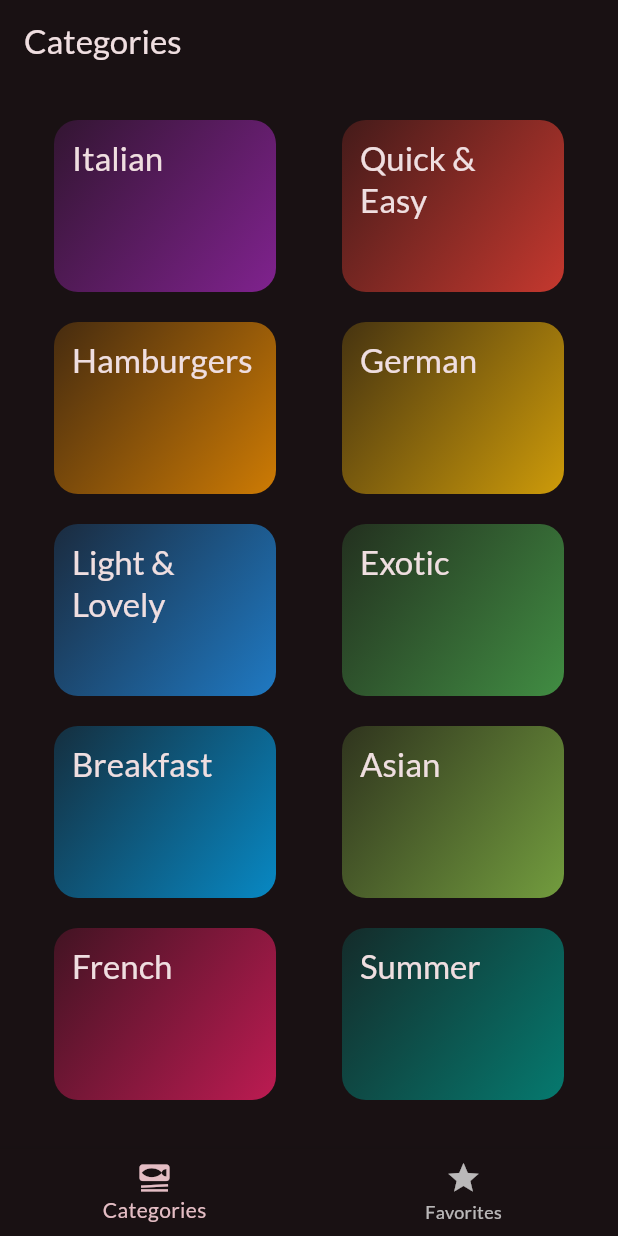
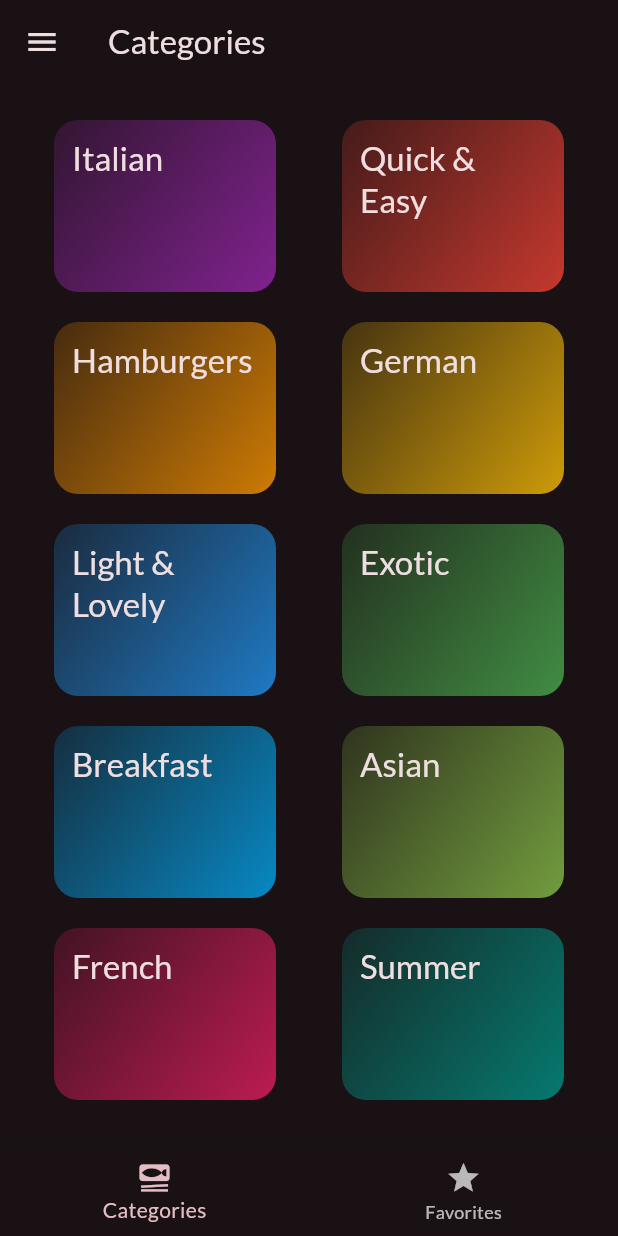
Before and after one commit to Animesh-86/Meal-App, a Flutter app: the screen it shows after launch, on a phone screen of 412 x 824 dp. Run offline on Flutter 3.47's test engine with Material 3 defaults, Android fonts, the phone set to English and light mode, and no system bars; our stand-ins replace google_fonts, transparent_image.

```diff
--- a/meal_app/lib/screen/meals.dart
+++ b/meal_app/lib/screen/meals.dart
@@ -4,11 +4,11 @@ import 'package:meal_app/widgets/meal_item.dart';
 import 'package:meal_app/screen/meal_details.dart';
 
 class MealsScreen extends StatelessWidget {
-  const MealsScreen(meal, {
+  const MealsScreen({
     super.key,
     required this.meals,
     this.title,
-    required this.onToggleFavorite
+    required this.onToggleFavorite,
   }); // no req coz not necessary to be set
 
   final String? title; // making title optional
--- a/meal_app/lib/screen/tabs.dart
+++ b/meal_app/lib/screen/tabs.dart
@@ -1,6 +1,7 @@
 import 'package:flutter/material.dart';
 import 'package:meal_app/models/meal.dart';
 import 'package:meal_app/screen/categories.dart';
+import 'package:meal_app/screen/filters.dart';
 import 'package:meal_app/screen/meals.dart';
 
 class TabsScreen extends StatefulWidget {
@@ -15,13 +16,12 @@ class TabsScreen extends StatefulWidget {
 class _TabsScreenState extends State<TabsScreen> {
   int _selectedPageIndex = 0;
   final List<Meal> _favoriteMeals = [];
+  final GlobalKey<ScaffoldMessengerState> _scaffoldMessengerKey = GlobalKey<ScaffoldMessengerState>();
 
   void _showInfoMessage(String message) {
-    ScaffoldMessenger.of(context).clearSnackBars();
-    ScaffoldMessenger.of(context).showSnackBar(
-      SnackBar(
-        content: Text(message),
-      ),
+    _scaffoldMessengerKey.currentState?.clearSnackBars();
+    _scaffoldMessengerKey.currentState?.showSnackBar(
+      SnackBar(content: Text(message)),
     );
   }
 
@@ -44,39 +44,64 @@ class _TabsScreenState extends State<TabsScreen> {
     });
   }
 
+  void _setScreen(String identifier) {
+    Navigator.of(context).pop();
+    if (identifier == 'filters') {
+      Navigator.of(context).push(
+        MaterialPageRoute(builder: (ctx) => const FilterScreen()),
+      );
+    } else if (identifier == 'meals') {
+      setState(() {
+        _selectedPageIndex = 0; // Navigate back to Categories
+      });
+    }
+  }
+
   @override
   Widget build(BuildContext context) {
-    Widget activePage = CategoriesScreen(onToggleFavorite: _toggleMealFavoriteStatus,
+    Widget activePage = CategoriesScreen(
+      onToggleFavorite: _toggleMealFavoriteStatus,
     );
     var activePageTitle = 'Categories';
 
     if (_selectedPageIndex == 1) {
       activePage = MealsScreen(
-        'Your Favorites', // Provide the required positional argument
         meals: _favoriteMeals,
         onToggleFavorite: _toggleMealFavoriteStatus,
       );
       activePageTitle = 'Your Favorites';
     }
 
-    return Scaffold(
-      appBar: AppBar(
-        title: Text(activePageTitle),
+    return ScaffoldMessenger(
+      key: _scaffoldMessengerKey, // Fix: Ensure Snackbar works correctly
+      child: Scaffold(
+        appBar: AppBar(title: Text(activePageTitle)),
+        drawer: Drawer(
+          child: Column(
+            children: [
+              AppBar(title: const Text('Navigation'), automaticallyImplyLeading: false),
+              ListTile(
+                leading: const Icon(Icons.restaurant),
+                title: const Text('Meals'),
+                onTap: () => _setScreen('meals'),
+              ),
+              ListTile(
+                leading: const Icon(Icons.settings),
+                title: const Text('Filters'),
+                onTap: () => _setScreen('filters'),
+              ),
+            ],
+          ),
         ),
         body: activePage,
         bottomNavigationBar: BottomNavigationBar(
           onTap: _selectPage,
           currentIndex: _selectedPageIndex,
           items: const [
-          BottomNavigationBarItem(
-            icon: Icon(Icons.set_meal),
-            label: 'Categories',
+            BottomNavigationBarItem(icon: Icon(Icons.set_meal), label: 'Categories'),
+            BottomNavigationBarItem(icon: Icon(Icons.star), label: 'Favorites'),
+          ],
         ),
-          BottomNavigationBarItem(
-            icon: Icon(Icons.star),
-            label: 'Favorites',
-          ),
-        ],
       ),
     );
   }
```
Also changed, not shown: meal_app/lib/screen/filters.dart (added, +55 -0 lines), meal_app/lib/widgets/main_dawer.dart (added, +80 -0 lines). Lines whose indentation alone changed are shown as unchanged.
